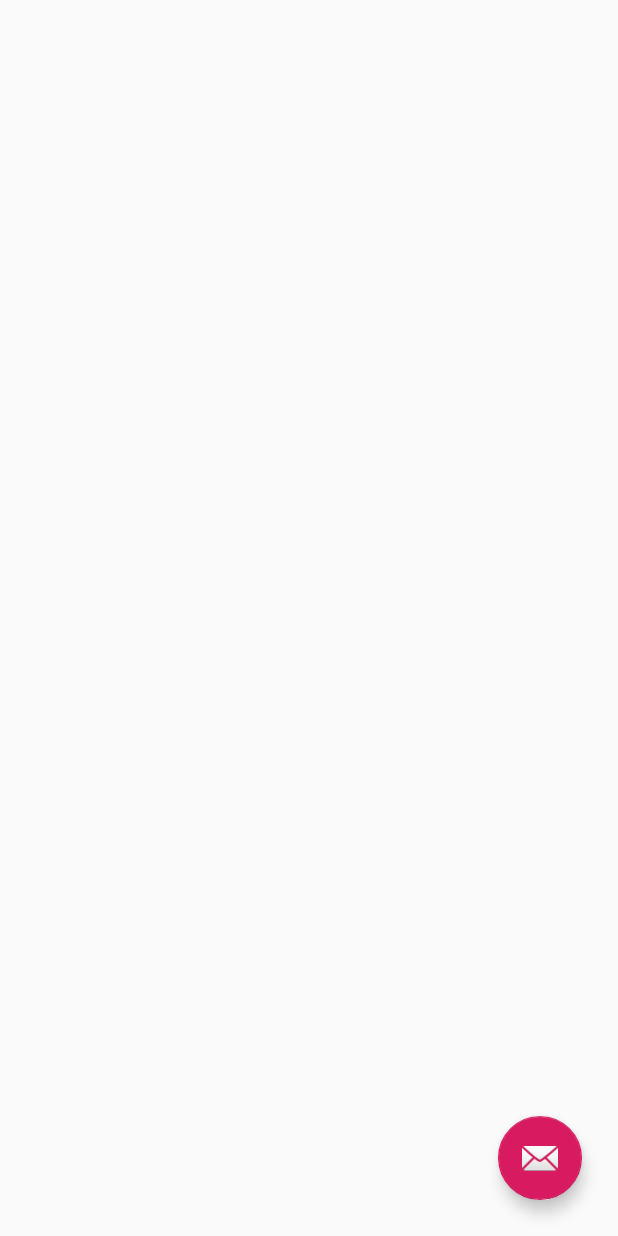
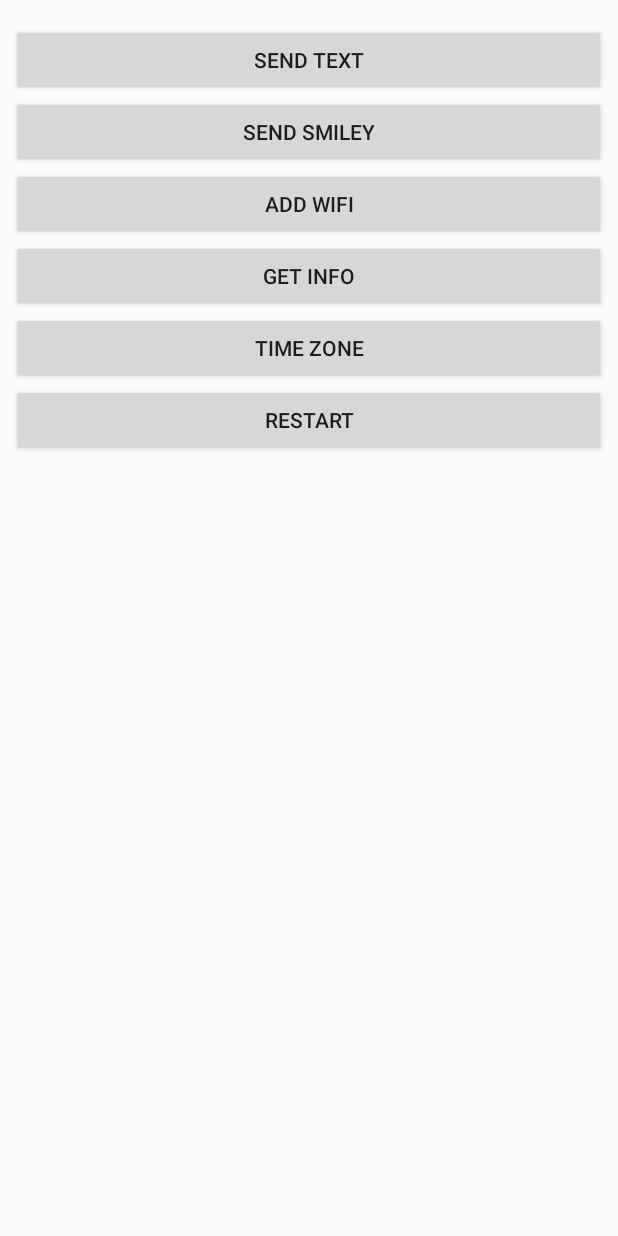
Before and after one commit to burakztrk/mqttsample, an Android app: the layout activity_main.xml on its own in the app's theme, with its tools: preview values and no code run, on a phone screen of 412 x 824 dp. Run offline under Robolectric (Android 15) with nearby library versions, the phone set to English and light mode, and no system bars.

Commit message:
MessageInfo degistirildi. Yeni mesajlasma tipleri eklendi

```diff
--- a/app/src/main/res/layout/activity_main.xml
+++ b/app/src/main/res/layout/activity_main.xml
@@ -8,14 +8,84 @@
     android:orientation="vertical"
     tools:context=".MainActivity">
 
-    <com.google.android.material.floatingactionbutton.FloatingActionButton
-        android:id="@+id/fab"
-        android:layout_width="wrap_content"
+    <Button
+        android:id="@+id/button_text"
+        android:layout_width="0dp"
         android:layout_height="wrap_content"
-        android:layout_marginEnd="24dp"
-        android:layout_marginBottom="24dp"
-        android:src="@android:drawable/ic_dialog_email"
-        app:layout_constraintBottom_toBottomOf="parent"
-        app:layout_constraintEnd_toEndOf="parent" />
+        android:layout_marginStart="8dp"
+        android:layout_marginTop="16dp"
+        android:layout_marginEnd="8dp"
+        android:onClick="onClick"
+        android:text="SEND TEXT"
+        app:layout_constraintEnd_toEndOf="parent"
+        app:layout_constraintStart_toStartOf="parent"
+        app:layout_constraintTop_toTopOf="parent" />
+
+    <Button
+        android:id="@+id/button_smiley"
+        android:layout_width="0dp"
+        android:layout_height="wrap_content"
+        android:layout_marginStart="8dp"
+        android:layout_marginEnd="8dp"
+        android:onClick="onClick"
+        android:text="SEND SMILEY"
+        app:layout_constraintEnd_toEndOf="parent"
+        app:layout_constraintHorizontal_bias="0.0"
+        app:layout_constraintStart_toStartOf="parent"
+        app:layout_constraintTop_toBottomOf="@+id/button_text" />
+
+    <Button
+        android:id="@+id/button_addWifi"
+        android:layout_width="0dp"
+        android:layout_height="wrap_content"
+        android:layout_marginStart="8dp"
+        android:layout_marginEnd="8dp"
+        android:onClick="onClick"
+        android:text="ADD WIFI"
+        app:layout_constraintEnd_toEndOf="parent"
+        app:layout_constraintHorizontal_bias="0.0"
+        app:layout_constraintStart_toStartOf="parent"
+        app:layout_constraintTop_toBottomOf="@+id/button_smiley" />
+
+    <Button
+        android:id="@+id/button_getInfo"
+        android:layout_width="0dp"
+        android:layout_height="wrap_content"
+        android:layout_marginStart="8dp"
+        android:layout_marginEnd="8dp"
+        android:onClick="onClick"
+        android:text="GET INFO"
+        app:layout_constraintEnd_toEndOf="parent"
+        app:layout_constraintHorizontal_bias="0.0"
+        app:layout_constraintStart_toStartOf="parent"
+        app:layout_constraintTop_toBottomOf="@+id/button_addWifi" />
+
+
+    <Button
+        android:id="@+id/button_sendTimeZone"
+        android:layout_width="0dp"
+        android:layout_height="wrap_content"
+        android:layout_marginStart="8dp"
+        android:layout_marginEnd="8dp"
+        android:onClick="onClick"
+        android:text="TIME ZONE"
+        app:layout_constraintEnd_toEndOf="parent"
+        app:layout_constraintHorizontal_bias="0.0"
+        app:layout_constraintStart_toStartOf="parent"
+        app:layout_constraintTop_toBottomOf="@+id/button_getInfo" />
+
+
+    <Button
+        android:id="@+id/button_restart"
+        android:layout_width="0dp"
+        android:layout_height="wrap_content"
+        android:layout_marginStart="8dp"
+        android:layout_marginEnd="8dp"
+        android:onClick="onClick"
+        android:text="RESTART"
+        app:layout_constraintEnd_toEndOf="parent"
+        app:layout_constraintHorizontal_bias="0.0"
+        app:layout_constraintStart_toStartOf="parent"
+        app:layout_constraintTop_toBottomOf="@+id/button_sendTimeZone" />
 
 </androidx.constraintlayout.widget.ConstraintLayout>
```
Also changed, not shown: app/src/main/java/ozturkburak/com/mqttsample/Constants.java (+4 -4 lines), app/src/main/java/ozturkburak/com/mqttsample/MainActivity.java (+19 -8 lines), app/src/main/java/ozturkburak/com/mqttsample/MqttController.java (+61 -4 lines), app/src/main/java/ozturkburak/com/mqttsample/model/MessageInfo.java (+50 -3 lines), app/src/main/java/ozturkburak/com/mqttsample/model/MessageType.java (+12 -1 lines).
